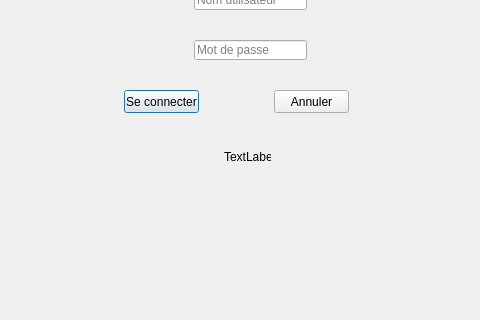
This is FestiClicC/login.ui in FestiClic/FestiClic3 as Qt 5 draws it before an edit; both pictures show x 146 to 626 and y 160 to 480 of the 761 by 610 pixel window. The edited form follows.
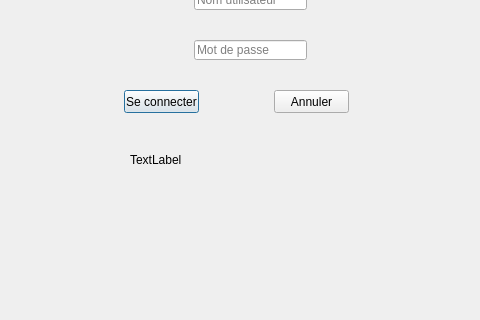
This is the edited form.

Diff of the .ui file:
```diff
--- a/FestiClicC/login.ui
+++ b/FestiClicC/login.ui
@@ -42,10 +42,10 @@
   <widget class="QLabel" name="lLabConnexion">
    <property name="geometry">
     <rect>
-     <x>370</x>
+     <x>276</x>
      <y>310</y>
-     <width>47</width>
-     <height>13</height>
+     <width>221</width>
+     <height>20</height>
     </rect>
    </property>
    <property name="text">
```
